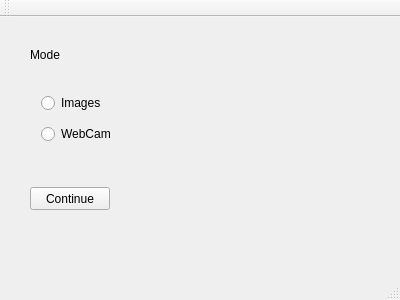
Old version of the form GUIApplication/mainwindow.ui in the repository rishshah/Photo-realistic-rendering-in-AR-.
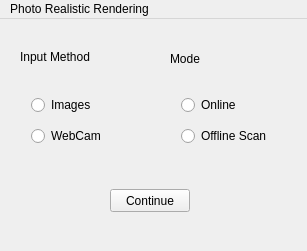
New version of the form.

Commit message: Two modes created online and offline (webcam/images), matching descriptors done

Diff of the .ui file:
```diff
--- a/GUIApplication/mainwindow.ui
+++ b/GUIApplication/mainwindow.ui
@@ -6,8 +6,8 @@
    <rect>
     <x>0</x>
     <y>0</y>
-    <width>400</width>
-    <height>300</height>
+    <width>307</width>
+    <height>251</height>
    </rect>
   </property>
   <property name="windowTitle">
@@ -17,7 +17,7 @@
    <widget class="QPushButton" name="continue_pushbutton">
     <property name="geometry">
      <rect>
-      <x>30</x>
+      <x>110</x>
       <y>170</y>
       <width>80</width>
       <height>23</height>
@@ -30,9 +30,9 @@
    <widget class="QWidget" name="layoutWidget">
     <property name="geometry">
      <rect>
-      <x>30</x>
+      <x>20</x>
       <y>60</y>
-      <width>131</width>
+      <width>101</width>
       <height>83</height>
      </rect>
     </property>
@@ -56,13 +56,52 @@
    <widget class="QLabel" name="label">
     <property name="geometry">
      <rect>
-      <x>30</x>
+      <x>20</x>
       <y>30</y>
-      <width>131</width>
+      <width>101</width>
       <height>16</height>
      </rect>
     </property>
     <property name="text">
+     <string>Input Method</string>
+    </property>
+   </widget>
+   <widget class="QWidget" name="layoutWidget_2">
+    <property name="geometry">
+     <rect>
+      <x>170</x>
+      <y>60</y>
+      <width>121</width>
+      <height>83</height>
+     </rect>
+    </property>
+    <layout class="QVBoxLayout" name="verticalLayout_2">
+     <item>
+      <widget class="QRadioButton" name="online_radiobutton">
+       <property name="text">
+        <string>Online</string>
+       </property>
+      </widget>
+     </item>
+     <item>
+      <widget class="QRadioButton" name="analysis_radiobutton">
+       <property name="text">
+        <string>Offline Scan</string>
+       </property>
+      </widget>
+     </item>
+    </layout>
+   </widget>
+   <widget class="QLabel" name="label_2">
+    <property name="geometry">
+     <rect>
+      <x>170</x>
+      <y>30</y>
+      <width>121</width>
+      <height>20</height>
+     </rect>
+    </property>
+    <property name="text">
      <string>Mode</string>
     </property>
    </widget>
@@ -72,20 +111,17 @@
     <rect>
      <x>0</x>
      <y>0</y>
-     <width>400</width>
+     <width>307</width>
      <height>22</height>
     </rect>
    </property>
+   <widget class="QMenu" name="menuPhoto_Realistic_Rendering">
+    <property name="title">
+     <string>Photo Realistic Rendering</string>
+    </property>
+   </widget>
+   <addaction name="menuPhoto_Realistic_Rendering"/>
   </widget>
-  <widget class="QToolBar" name="mainToolBar">
-   <attribute name="toolBarArea">
-    <enum>TopToolBarArea</enum>
-   </attribute>
-   <attribute name="toolBarBreak">
-    <bool>false</bool>
-   </attribute>
-  </widget>
-  <widget class="QStatusBar" name="statusBar"/>
  </widget>
  <layoutdefault spacing="6" margin="11"/>
  <resources/>
```
The commit also changes 15 other files.
